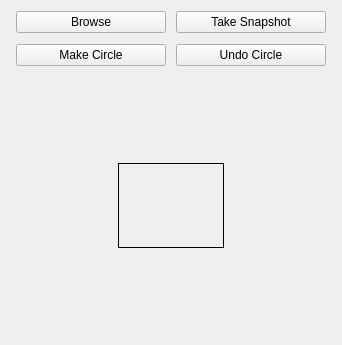
Before: the Qt Designer form GoTvApps/GoTvCommon/Forms/ThumbnailEditWidget.ui in brettrjones/gotvptop, drawn with Qt 5.
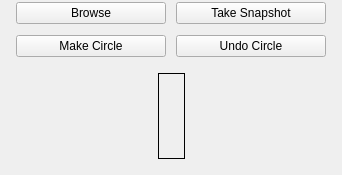
After: the same form once the commit is applied. Custom widgets are drawn as their Qt base class.

```diff
--- a/GoTvApps/GoTvCommon/Forms/ThumbnailEditWidget.ui
+++ b/GoTvApps/GoTvCommon/Forms/ThumbnailEditWidget.ui
@@ -7,11 +7,11 @@
     <x>0</x>
     <y>0</y>
     <width>342</width>
-    <height>345</height>
+    <height>175</height>
    </rect>
   </property>
   <property name="sizePolicy">
-   <sizepolicy hsizetype="Expanding" vsizetype="Expanding">
+   <sizepolicy hsizetype="Expanding" vsizetype="Minimum">
     <horstretch>0</horstretch>
     <verstretch>0</verstretch>
    </sizepolicy>
@@ -20,6 +20,9 @@
    <string>Snap Shot Widgeet</string>
   </property>
   <layout class="QVBoxLayout" name="verticalLayout">
+   <property name="topMargin">
+    <number>2</number>
+   </property>
    <item>
     <layout class="QHBoxLayout" name="horizontalLayout_3">
      <property name="spacing">
@@ -91,10 +94,13 @@
      <property name="orientation">
       <enum>Qt::Vertical</enum>
      </property>
+     <property name="sizeType">
+      <enum>QSizePolicy::Fixed</enum>
+     </property>
      <property name="sizeHint" stdset="0">
       <size>
        <width>20</width>
-       <height>66</height>
+       <height>5</height>
       </size>
      </property>
     </spacer>
@@ -132,7 +138,7 @@
         <item row="0" column="0">
          <widget class="ThumbnailViewWidget" name="m_ThumbnailViewWidget">
           <property name="sizePolicy">
-           <sizepolicy hsizetype="Expanding" vsizetype="Expanding">
+           <sizepolicy hsizetype="Fixed" vsizetype="Expanding">
             <horstretch>0</horstretch>
             <verstretch>0</verstretch>
            </sizepolicy>
@@ -165,10 +171,13 @@
      <property name="orientation">
       <enum>Qt::Vertical</enum>
      </property>
+     <property name="sizeType">
+      <enum>QSizePolicy::Fixed</enum>
+     </property>
      <property name="sizeHint" stdset="0">
       <size>
        <width>20</width>
-       <height>66</height>
+       <height>5</height>
       </size>
      </property>
     </spacer>
```
Left out of the diff: 4 changed lines with no effect on the pictures.
